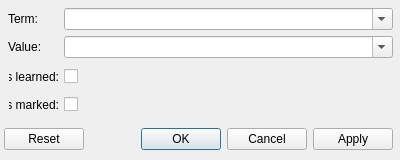
The window that Forms/CWordFinder.ui (skynowa/iTeacher) describes before a commit, drawn with Qt 5.
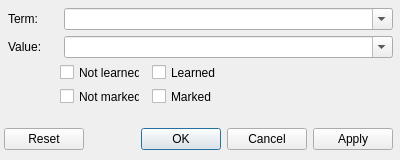
The same window after the commit.

Commit message: FIX: DB filter

What changed in the file:
```diff
--- a/Forms/CWordFinder.ui
+++ b/Forms/CWordFinder.ui
@@ -55,33 +55,27 @@
   <widget class="QCheckBox" name="chkWordIsLearned">
    <property name="geometry">
     <rect>
-     <x>8</x>
-     <y>68</y>
-     <width>70</width>
+     <x>152</x>
+     <y>64</y>
+     <width>80</width>
      <height>17</height>
     </rect>
    </property>
-   <property name="layoutDirection">
-    <enum>Qt::RightToLeft</enum>
-   </property>
    <property name="text">
-    <string>Is learned:</string>
+    <string>Learned</string>
    </property>
   </widget>
   <widget class="QCheckBox" name="chkWordIsMarked">
    <property name="geometry">
     <rect>
-     <x>8</x>
-     <y>96</y>
-     <width>70</width>
+     <x>152</x>
+     <y>88</y>
+     <width>80</width>
      <height>17</height>
     </rect>
    </property>
-   <property name="layoutDirection">
-    <enum>Qt::RightToLeft</enum>
-   </property>
    <property name="text">
-    <string>Is marked:</string>
+    <string>Marked</string>
    </property>
   </widget>
   <widget class="QLabel" name="label">
@@ -110,6 +104,32 @@
     <string>Value:</string>
    </property>
   </widget>
+  <widget class="QCheckBox" name="chkWordNotLearned">
+   <property name="geometry">
+    <rect>
+     <x>60</x>
+     <y>64</y>
+     <width>80</width>
+     <height>17</height>
+    </rect>
+   </property>
+   <property name="text">
+    <string>Not learned</string>
+   </property>
+  </widget>
+  <widget class="QCheckBox" name="chkWordNotMarked">
+   <property name="geometry">
+    <rect>
+     <x>60</x>
+     <y>88</y>
+     <width>80</width>
+     <height>17</height>
+    </rect>
+   </property>
+   <property name="text">
+    <string>Not marked</string>
+   </property>
+  </widget>
  </widget>
  <resources/>
  <connections/>
```
Left out of the diff: 4 changed lines with no effect on the pictures. The commit also changes 2 other files.
